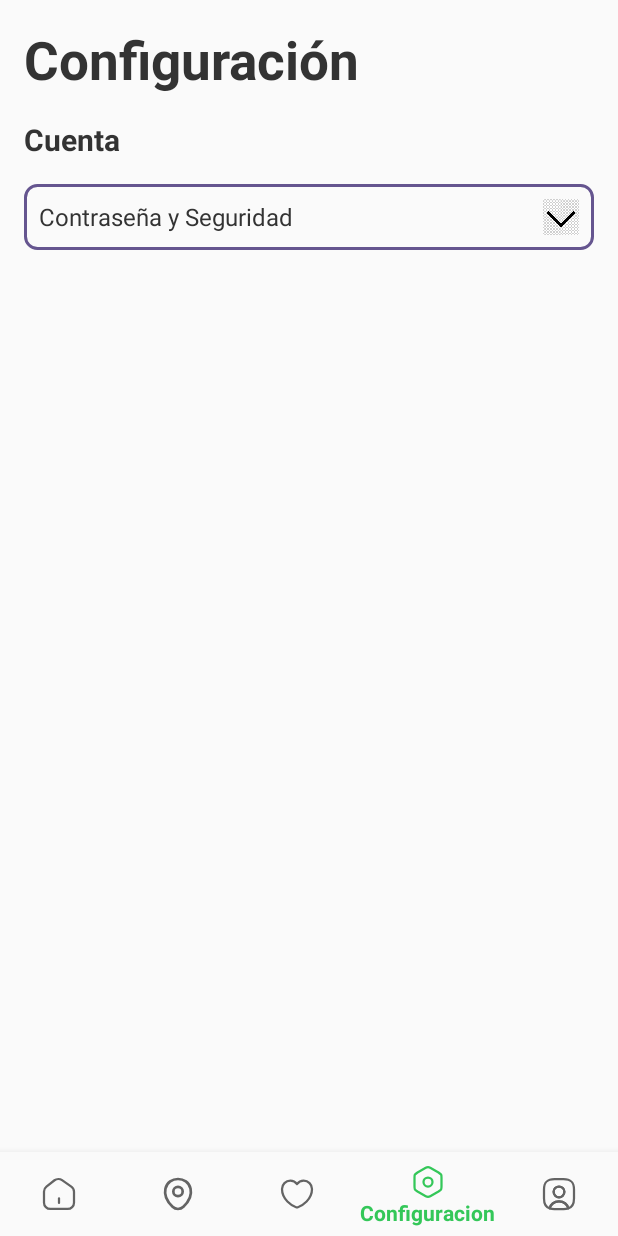
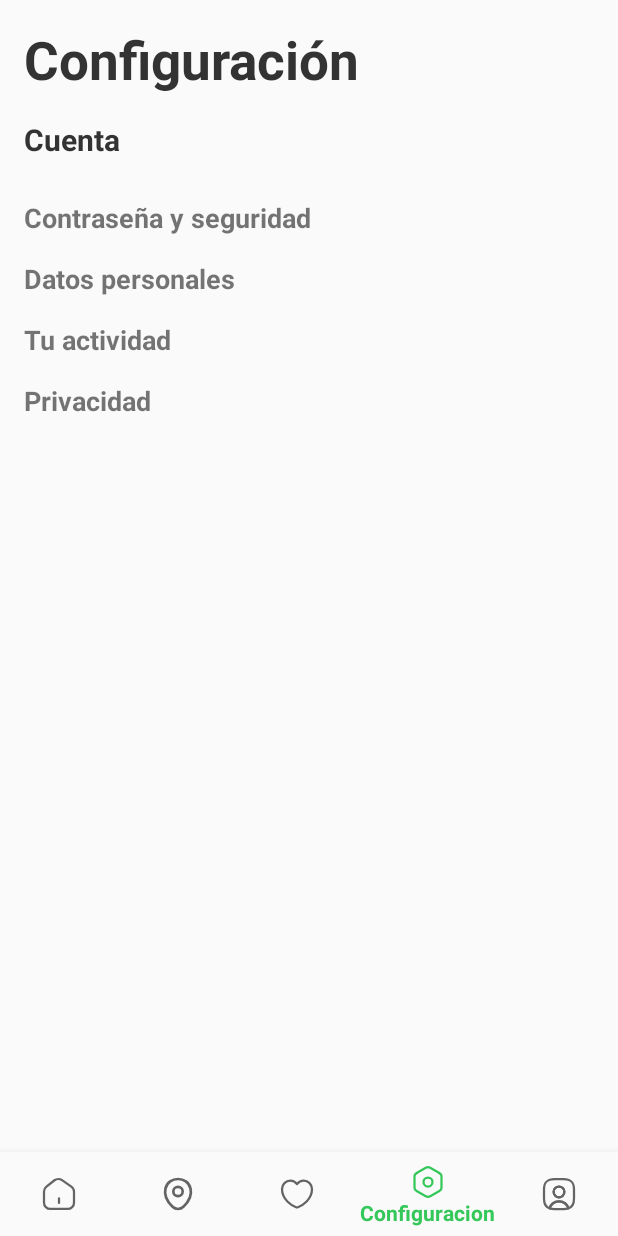
Before and after one commit to SantiagoManchola/TrackMateV2, an Android app: the ConfigurationFragment screen opened through its navigation route, on a phone screen of 412 x 824 dp. Run offline under Robolectric (Android 15) with nearby library versions, the phone set to English and light mode, and no system bars; our stand-ins replace Firebase (no records; nobody signed in at launch, a user with empty details on screens opened directly), navigation-ui.

Commit message:
configuration done

```diff
--- a/app/src/main/java/com/example/trackmate/ui/configuration/ConfigurationFragment.kt
+++ b/app/src/main/java/com/example/trackmate/ui/configuration/ConfigurationFragment.kt
@@ -4,7 +4,6 @@ import android.os.Bundle
 import android.view.LayoutInflater
 import android.view.View
 import android.view.ViewGroup
-import android.widget.ImageView
 import android.widget.LinearLayout
 import androidx.fragment.app.Fragment
 import com.example.trackmate.R
@@ -13,7 +12,15 @@ class ConfigurationFragment : Fragment() {
 
     private lateinit var sectionPasswordSecurity: LinearLayout
     private lateinit var contentPasswordSecurity: LinearLayout
-    private lateinit var arrowPasswordSecurity: ImageView
+
+    private lateinit var sectionPersonalData: LinearLayout
+    private lateinit var contentPersonalData: LinearLayout
+
+    private var sectionActivity: LinearLayout? = null
+    private var contentActivity: LinearLayout? = null
+
+    private var sectionPrivacy: LinearLayout? = null
+    private var contentPrivacy: LinearLayout? = null
 
     override fun onCreateView(
         inflater: LayoutInflater, container: ViewGroup?,
@@ -21,27 +28,42 @@ class ConfigurationFragment : Fragment() {
     ): View? {
         val view = inflater.inflate(R.layout.fragment_configuration, container, false)
 
-        // Referencias
+        // Inicializar referencias para secciones obligatorias
         sectionPasswordSecurity = view.findViewById(R.id.section_password_security)
         contentPasswordSecurity = view.findViewById(R.id.content_password_security)
-        arrowPasswordSecurity = view.findViewById(R.id.arrow_password_security)
 
-        // Configurar el comportamiento del primer desplegable
-        sectionPasswordSecurity.setOnClickListener {
-            toggleSection(contentPasswordSecurity, arrowPasswordSecurity)
+        sectionPersonalData = view.findViewById(R.id.section_personal_data)
+        contentPersonalData = view.findViewById(R.id.content_personal_data)
+
+        // Inicializar referencias para secciones opcionales
+        sectionActivity = view.findViewById(R.id.section_activity)
+        contentActivity = view.findViewById(R.id.content_activity)
+
+        sectionPrivacy = view.findViewById(R.id.section_privacy)
+        contentPrivacy = view.findViewById(R.id.content_privacy)
+
+        // Configurar secciones desplegables
+        setupExpandableSection(sectionPasswordSecurity, contentPasswordSecurity)
+        setupExpandableSection(sectionPersonalData, contentPersonalData)
+
+        sectionActivity?.let { section ->
+            contentActivity?.let { content ->
+                setupExpandableSection(section, content)
+            }
+        }
+
+        sectionPrivacy?.let { section ->
+            contentPrivacy?.let { content ->
+                setupExpandableSection(section, content)
+            }
         }
 
         return view
     }
 
-    // Alterna entre mostrar y ocultar el contenido de la sección
-    private fun toggleSection(content: LinearLayout, arrow: ImageView) {
-        if (content.visibility == View.VISIBLE) {
-            content.visibility = View.GONE
-            arrow.setImageResource(R.drawable.abajo)
-        } else {
-            content.visibility = View.VISIBLE
-            arrow.setImageResource(R.drawable.derecha)
+    private fun setupExpandableSection(section: LinearLayout, content: LinearLayout) {
+        section.setOnClickListener {
+            content.visibility = if (content.visibility == View.VISIBLE) View.GONE else View.VISIBLE
         }
     }
 }
--- /dev/null
+++ b/app/src/main/res/drawable/section_border.xml
@@ -0,0 +1,5 @@
+<shape xmlns:android="http://schemas.android.com/apk/res/android">
+    <solid android:color="#FFFFFF" />
+    <stroke android:color="#000000" android:width="2dp"/>
+    <corners android:radius="4dp"/>
+</shape>
--- a/app/src/main/res/layout/fragment_configuration.xml
+++ b/app/src/main/res/layout/fragment_configuration.xml
@@ -4,7 +4,10 @@
     android:layout_width="match_parent"
     android:layout_height="match_parent"
     android:fillViewport="true"
-    android:padding="16dp">
+    android:padding="16dp"
+    android:paddingBottom="50dp"
+    android:scrollbars="none"
+    android:clipToPadding="false">
 
     <LinearLayout
         android:layout_width="match_parent"
@@ -26,70 +29,181 @@
         <TextView
             android:layout_width="wrap_content"
             android:layout_height="wrap_content"
-            android:layout_marginBottom="16dp"
+            android:layout_marginBottom="26dp"
             android:text="Cuenta"
             android:textSize="20sp"
             android:textStyle="bold"
             android:textColor="#333" />
 
-        <!-- Desplegable 1: Contraseña y Seguridad -->
+        <!-- LinearLayout que contiene las secciones -->
         <LinearLayout
-            android:id="@+id/section_password_security"
             android:layout_width="match_parent"
             android:layout_height="wrap_content"
-            android:orientation="vertical"
-            android:layout_marginBottom="10dp">
+            android:orientation="vertical">
 
-            <!-- Título -->
+            <!-- Primera sección: Contraseña y Seguridad -->
             <LinearLayout
+                android:id="@+id/section_password_security"
                 android:layout_width="match_parent"
                 android:layout_height="wrap_content"
-                android:gravity="center_vertical"
-                android:orientation="horizontal"
-                android:padding="10dp"
-                android:background="@drawable/border_edit_text"
-                android:clickable="true"
-                android:focusable="true">
+                android:orientation="vertical">
 
                 <TextView
-                    android:layout_width="0dp"
+                    android:id="@+id/title_password_security"
+                    android:layout_width="wrap_content"
                     android:layout_height="wrap_content"
-                    android:layout_weight="1"
-                    android:text="Contraseña y Seguridad"
-                    android:textSize="16sp"
-                    android:textColor="#333" />
+                    android:text="Contraseña y seguridad"
+                    android:textStyle="bold"
+                    android:textSize="18sp" />
 
-                <ImageView
-                    android:id="@+id/arrow_password_security"
-                    android:layout_width="24dp"
-                    android:layout_height="24dp"
-                    android:src="@drawable/abajo" />
             </LinearLayout>
 
-            <!-- Contenido (Desplegable) -->
             <LinearLayout
                 android:id="@+id/content_password_security"
                 android:layout_width="match_parent"
                 android:layout_height="wrap_content"
                 android:orientation="vertical"
                 android:visibility="gone"
-                android:padding="10dp">
+                android:paddingLeft="26dp"
+                android:layout_marginTop="8dp">
 
                 <TextView
                     android:layout_width="wrap_content"
                     android:layout_height="wrap_content"
-                    android:text="Cambiar contraseña" />
+                    android:text="Opción 1 - Seguridad" />
                 <TextView
                     android:layout_width="wrap_content"
                     android:layout_height="wrap_content"
-                    android:text="Seguridad en dos pasos" />
+                    android:text="Opción 2 - Seguridad" />
+                <TextView
+                    android:layout_width="wrap_content"
+                    android:layout_height="wrap_content"
+                    android:text="Opción 3 - Seguridad" />
+            </LinearLayout>
+
+            <!-- Segunda sección: Datos personales -->
+            <LinearLayout
+                android:id="@+id/section_personal_data"
+                android:layout_width="match_parent"
+                android:layout_height="wrap_content"
+                android:orientation="vertical"
+                android:layout_marginTop="16dp">
+
+
+                <TextView
+                    android:id="@+id/title_personal_data"
+                    android:layout_width="wrap_content"
+                    android:layout_height="wrap_content"
+                    android:text="Datos personales"
+                    android:textStyle="bold"
+                    android:textSize="18sp" />
+
+            </LinearLayout>
+
+            <LinearLayout
+                android:id="@+id/content_personal_data"
+                android:layout_width="match_parent"
+                android:layout_height="wrap_content"
+                android:orientation="vertical"
+                android:visibility="gone"
+                android:paddingLeft="26dp"
+                android:layout_marginTop="8dp">
+
+                <TextView
+                    android:layout_width="wrap_content"
+                    android:layout_height="wrap_content"
+                    android:text="Opción 1 - Datos" />
+                <TextView
+                    android:layout_width="wrap_content"
+                    android:layout_height="wrap_content"
+                    android:text="Opción 2 - Datos" />
+                <TextView
+                    android:layout_width="wrap_content"
+                    android:layout_height="wrap_content"
+                    android:text="Opción 3 - Datos" />
+            </LinearLayout>
+
+            <!-- Tercera sección: Tu actividad -->
+            <LinearLayout
+                android:id="@+id/section_activity"
+                android:layout_width="match_parent"
+                android:layout_height="wrap_content"
+                android:orientation="vertical"
+                android:layout_marginTop="16dp">
+
+                <TextView
+                    android:id="@+id/title_activity"
+                    android:layout_width="wrap_content"
+                    android:layout_height="wrap_content"
+                    android:text="Tu actividad"
+                    android:textStyle="bold"
+                    android:textSize="18sp" />
+
+            </LinearLayout>
+
+            <LinearLayout
+                android:id="@+id/content_activity"
+                android:layout_width="match_parent"
+                android:layout_height="wrap_content"
+                android:orientation="vertical"
+                android:visibility="gone"
+                android:paddingLeft="26dp"
+                android:layout_marginTop="8dp">
+
+                <TextView
+                    android:layout_width="wrap_content"
+                    android:layout_height="wrap_content"
+                    android:text="Opción 1 - Actividad" />
+                <TextView
+                    android:layout_width="wrap_content"
+                    android:layout_height="wrap_content"
+                    android:text="Opción 2 - Actividad" />
+                <TextView
+                    android:layout_width="wrap_content"
+                    android:layout_height="wrap_content"
+                    android:text="Opción 3 - Actividad" />
+            </LinearLayout>
+
+            <!-- Cuarta sección: Privacidad -->
+            <LinearLayout
+                android:id="@+id/section_privacy"
+                android:layout_width="match_parent"
+                android:layout_height="wrap_content"
+                android:orientation="vertical"
+                android:layout_marginTop="16dp">
+
+                <TextView
+                    android:id="@+id/title_privacy"
+                    android:layout_width="wrap_content"
+                    android:layout_height="wrap_content"
+                    android:text="Privacidad"
+                    android:textStyle="bold"
+                    android:textSize="18sp" />
+
+            </LinearLayout>
+
+            <LinearLayout
+                android:id="@+id/content_privacy"
+                android:layout_width="match_parent"
+                android:layout_height="wrap_content"
+                android:orientation="vertical"
+                android:visibility="gone"
+                android:paddingLeft="26dp"
+                android:layout_marginTop="8dp">
+
+                <TextView
+                    android:layout_width="wrap_content"
+                    android:layout_height="wrap_content"
+                    android:text="Opción 1 - Privacidad" />
+                <TextView
+                    android:layout_width="wrap_content"
+                    android:layout_height="wrap_content"
+                    android:text="Opción 2 - Privacidad" />
+                <TextView
+                    android:layout_width="wrap_content"
+                    android:layout_height="wrap_content"
+                    android:text="Opción 3 - Privacidad" />
             </LinearLayout>
         </LinearLayout>
-
-        <!-- Repite el bloque anterior para las demás secciones -->
-        <!-- Desplegable 2: Datos Personales -->
-        <!-- Desplegable 3: Tu Actividad -->
-        <!-- Desplegable 4: Privacidad -->
-
     </LinearLayout>
 </ScrollView>
```
